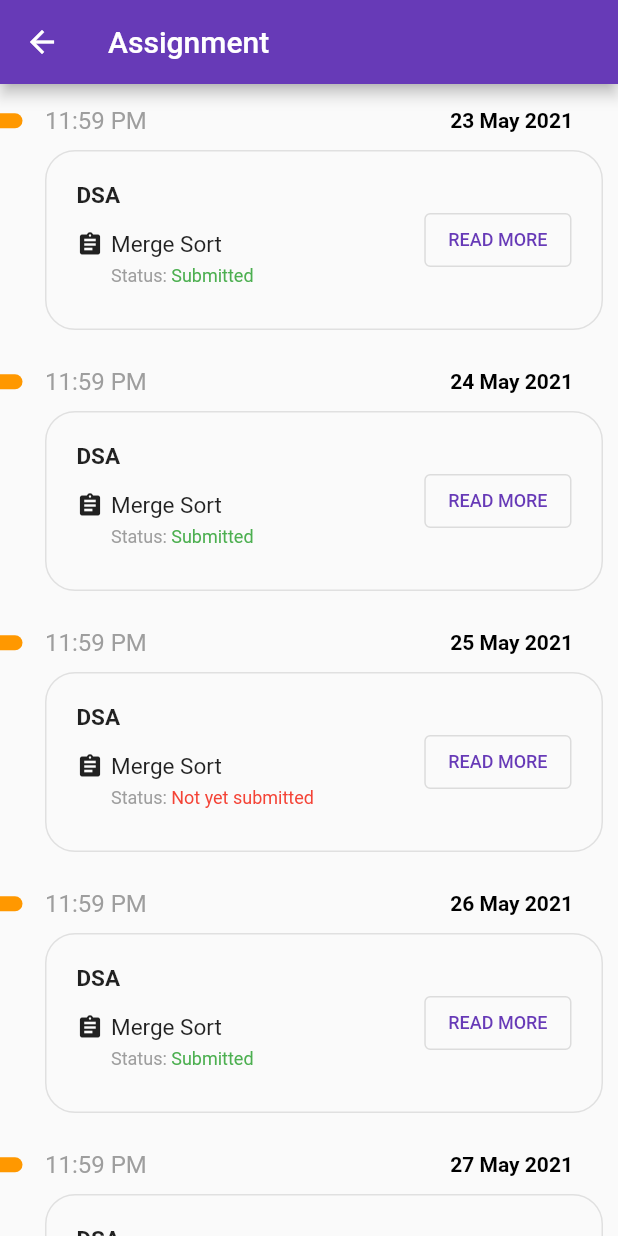
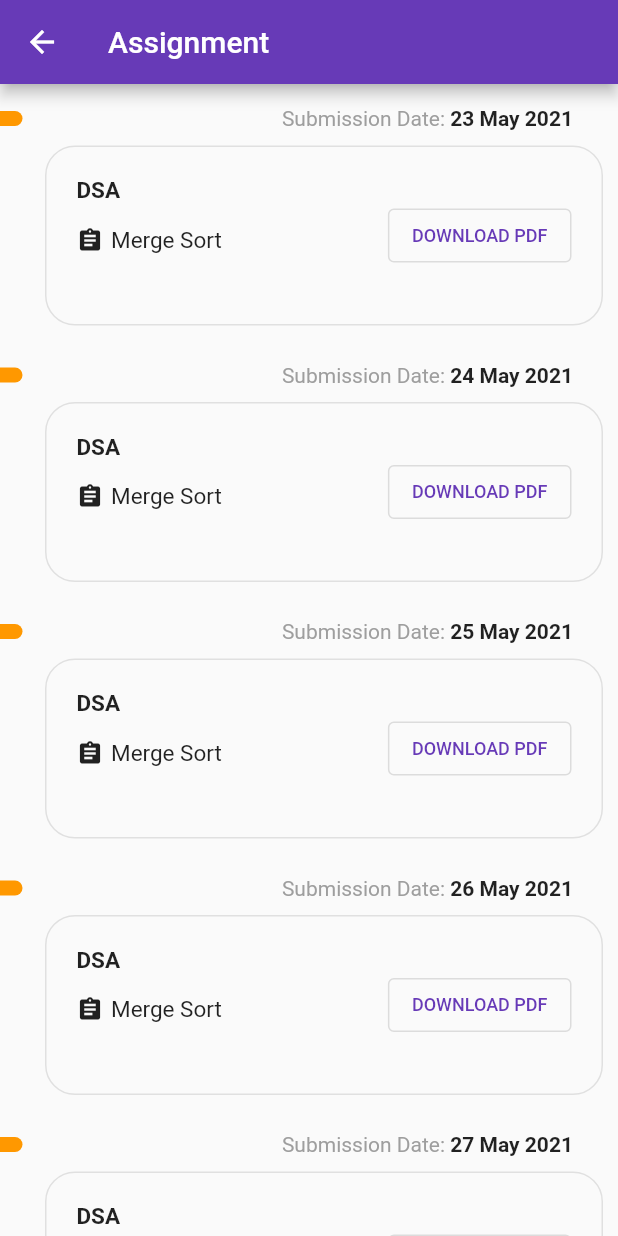
Before and after one commit to Blaze-Community/our_e_college_app, a Flutter app: the Assignment screen opened directly, on a phone screen of 412 x 824 dp. Run offline on Flutter 3.47's test engine with Material 2 defaults, Android fonts, the light colour scheme and no system bars; our stand-ins replace curved_navigation_bar, flutter_login, font_awesome_flutter, table_calendar.

Commit message:
improved assignment ui

```diff
--- a/lib/components/assignment.dart
+++ b/lib/components/assignment.dart
@@ -11,46 +11,38 @@ class _AssignmentState extends State<Assignment> {
     AssignmentItem(
         subject: "DSA",
         title: "Merge Sort",
-        submissionTime: "11:59 PM",
         submissionDate: "28 May 2021",
         hasSubmitted: false),
     AssignmentItem(
         subject: "DSA",
         title: "Merge Sort",
-        submissionTime: "11:59 PM",
         submissionDate: "27 May 2021",
         hasSubmitted: false),
     AssignmentItem(
         subject: "DSA",
         title: "Merge Sort",
-        submissionTime: "11:59 PM",
         submissionDate: "26 May 2021",
         hasSubmitted: true),
     AssignmentItem(
         subject: "DSA",
         title: "Merge Sort",
-        submissionTime: "11:59 PM",
         submissionDate: "25 May 2021",
         hasSubmitted: false),
     AssignmentItem(
         subject: "DSA",
         title: "Merge Sort",
-        submissionTime: "11:59 PM",
         submissionDate: "24 May 2021",
         hasSubmitted: true),
     AssignmentItem(
         subject: "DSA",
         title: "Merge Sort",
-        submissionTime: "11:59 PM",
         submissionDate: "23 May 2021",
         hasSubmitted: true),
   ];
-  // List numbers = [1, 2, 3];
 
   @override
   Widget build(BuildContext context) {
     items.sort((a, b) => a.submissionDate.compareTo(b.submissionDate));
-    // print(numbers);
     return Scaffold(
         appBar: AppBar(
           title: Text("Assignment"),
@@ -61,45 +53,6 @@ class _AssignmentState extends State<Assignment> {
           child: ListView(
             padding: EdgeInsets.only(top: 15),
             children: List.generate(items.length, (index) => items[index])
-            // children: [
-            //   // print(numbers);
-            //   AssignmentItem(
-            //       subject: "DSA",
-            //       title: "Merge Sort",
-            //       submissionTime: "11:59 PM",
-            //       submissionDate: "25 May 2021",
-            //       hasSubmitted: true),
-            //   AssignmentItem(
-            //       subject: "DSA",
-            //       title: "Merge Sort",
-            //       submissionTime: "11:59 PM",
-            //       submissionDate: "25 May 2021",
-            //       hasSubmitted: true),
-            //   AssignmentItem(
-            //       subject: "DSA",
-            //       title: "Merge Sort",
-            //       submissionTime: "11:59 PM",
-            //       submissionDate: "25 May 2021",
-            //       hasSubmitted: false),
-            //   AssignmentItem(
-            //       subject: "DSA",
-            //       title: "Merge Sort",
-            //       submissionTime: "11:59 PM",
-            //       submissionDate: "25 May 2021",
-            //       hasSubmitted: true),
-            //   AssignmentItem(
-            //       subject: "DSA",
-            //       title: "Merge Sort",
-            //       submissionTime: "11:59 PM",
-            //       submissionDate: "25 May 2021",
-            //       hasSubmitted: false),
-            //   AssignmentItem(
-            //       subject: "DSA",
-            //       title: "Merge Sort",
-            //       submissionTime: "11:59 PM",
-            //       submissionDate: "25 May 2021",
-            //       hasSubmitted: false),
-            // ],
           ),
         ));
   }
--- a/lib/utils/assignmentItem.dart
+++ b/lib/utils/assignmentItem.dart
@@ -3,14 +3,14 @@ import 'package:flutter/material.dart';
 class AssignmentItem extends StatefulWidget {
   String subject;
   String title;
-  String submissionTime;
+  // String submissionTime;
   String submissionDate;
   bool hasSubmitted;
 
   AssignmentItem(
       {this.subject,
       this.title,
-      this.submissionTime,
+      // this.submissionTime,
       this.submissionDate,
       this.hasSubmitted});
 
@@ -43,22 +43,20 @@ class _AssignmentItemState extends State<AssignmentItem> {
               Container(
                 width: MediaQuery.of(context).size.width - 60,
                 child: Row(
-                  mainAxisAlignment: MainAxisAlignment.spaceBetween,
+                  mainAxisAlignment: MainAxisAlignment.end,
                   children: [
                     Text(
-                      widget.submissionTime,
+                      "Submission Date: ",
                       style: TextStyle(
-                        fontSize: 16,
+                        fontSize: 14,
                         color: Colors.grey,
                       ),
                     ),
-                    RichText(
-                      text: TextSpan(
-                        text: widget.submissionDate,
+                    Text(
+                      widget.submissionDate,
                       style: TextStyle(
-                          fontWeight: FontWeight.bold,
-                          color: Colors.black,
-                        ),
+                        fontSize: 14,
+                        fontWeight: FontWeight.w700,
                       ),
                     ),
                   ],
@@ -103,38 +101,12 @@ class _AssignmentItemState extends State<AssignmentItem> {
                         SizedBox(
                           width: 5,
                         ),
-                        Column(
-                          crossAxisAlignment: CrossAxisAlignment.start,
-                          children: [
                         Text(
                           widget.title,
                           style: TextStyle(
                             fontSize: 15,
                           ),
                         ),
-                            SizedBox(
-                              height: 5,
-                            ),
-                            Row(
-                              children: [
-                                Text(
-                                  "Status: ",
-                                  style: TextStyle(
-                                    color: Colors.grey,
-                                    fontSize: 12,
-                                  ),
-                                ),
-                                Text(
-                                  (widget.hasSubmitted == true ? "Submitted" : "Not yet submitted"),
-                                  style: TextStyle(
-                                    color: (widget.hasSubmitted == true ? Colors.green : Colors.red),
-                                    fontSize: 12,
-                                  ),
-                                ),
-                              ],
-                            )
-                          ],
-                        )
                       ],
                     ),
                   ],
@@ -142,9 +114,8 @@ class _AssignmentItemState extends State<AssignmentItem> {
                 OutlinedButton(
                   onPressed: () {},
                   child: Text(
-                    "READ MORE",
+                    "DOWNLOAD PDF",
                     style: TextStyle(
-                      // color: Colors.grey,
                       fontSize: 12,
                     ),
                   ),
```
Lines whose indentation alone changed are shown as unchanged.
